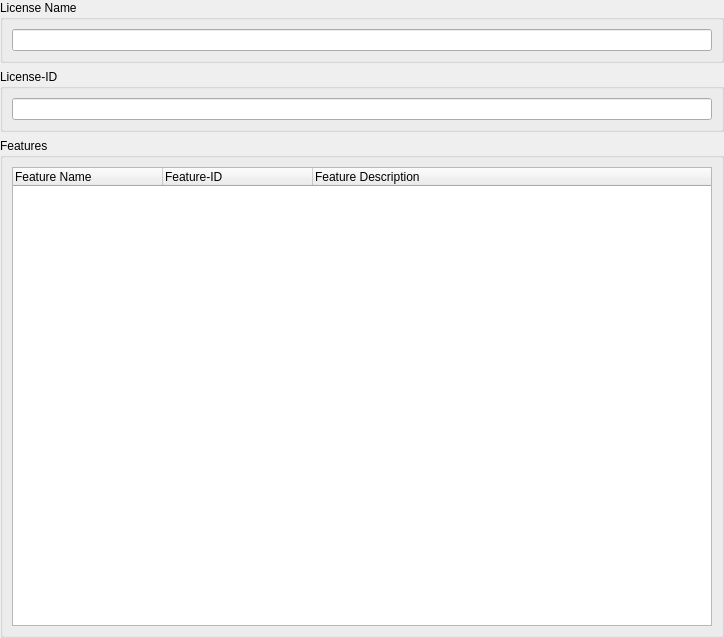
This is Include/imtlicgui/CLicenseInfoEditorGuiComp.ui in ImagingTools/ImtCore as Qt 5 draws it before an edit. The edited form follows.
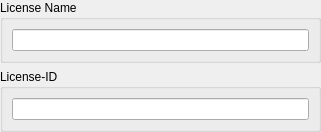
This is the edited form.

```diff
--- a/Include/imtlicgui/CLicenseInfoEditorGuiComp.ui
+++ b/Include/imtlicgui/CLicenseInfoEditorGuiComp.ui
@@ -6,8 +6,8 @@
    <rect>
     <x>0</x>
     <y>0</y>
-    <width>724</width>
-    <height>638</height>
+    <width>321</width>
+    <height>112</height>
    </rect>
   </property>
   <property name="windowTitle">
@@ -120,7 +120,7 @@
 
 </string>
   </property>
-  <layout class="QVBoxLayout" name="verticalLayout" stretch="0,0,1">
+  <layout class="QVBoxLayout" name="verticalLayout" stretch="0,0">
    <property name="leftMargin">
     <number>0</number>
    </property>
@@ -157,46 +157,6 @@
      </layout>
     </widget>
    </item>
-   <item>
-    <widget class="QGroupBox" name="PackageGroup">
-     <property name="title">
-      <string>Features</string>
-     </property>
-     <layout class="QHBoxLayout" name="horizontalLayout_4">
-      <item>
-       <widget class="QTreeWidget" name="Features">
-        <property name="columnCount">
-         <number>3</number>
-        </property>
-        <attribute name="headerVisible">
-         <bool>true</bool>
-        </attribute>
-        <attribute name="headerMinimumSectionSize">
-         <number>50</number>
-        </attribute>
-        <attribute name="headerDefaultSectionSize">
-         <number>150</number>
-        </attribute>
-        <column>
-         <property name="text">
-          <string notr="true">Feature Name</string>
-         </property>
-        </column>
-        <column>
-         <property name="text">
-          <string notr="true">Feature-ID</string>
-         </property>
-        </column>
-        <column>
-         <property name="text">
-          <string notr="true">Feature Description</string>
-         </property>
-        </column>
-       </widget>
-      </item>
-     </layout>
-    </widget>
-   </item>
   </layout>
  </widget>
  <resources>
```
